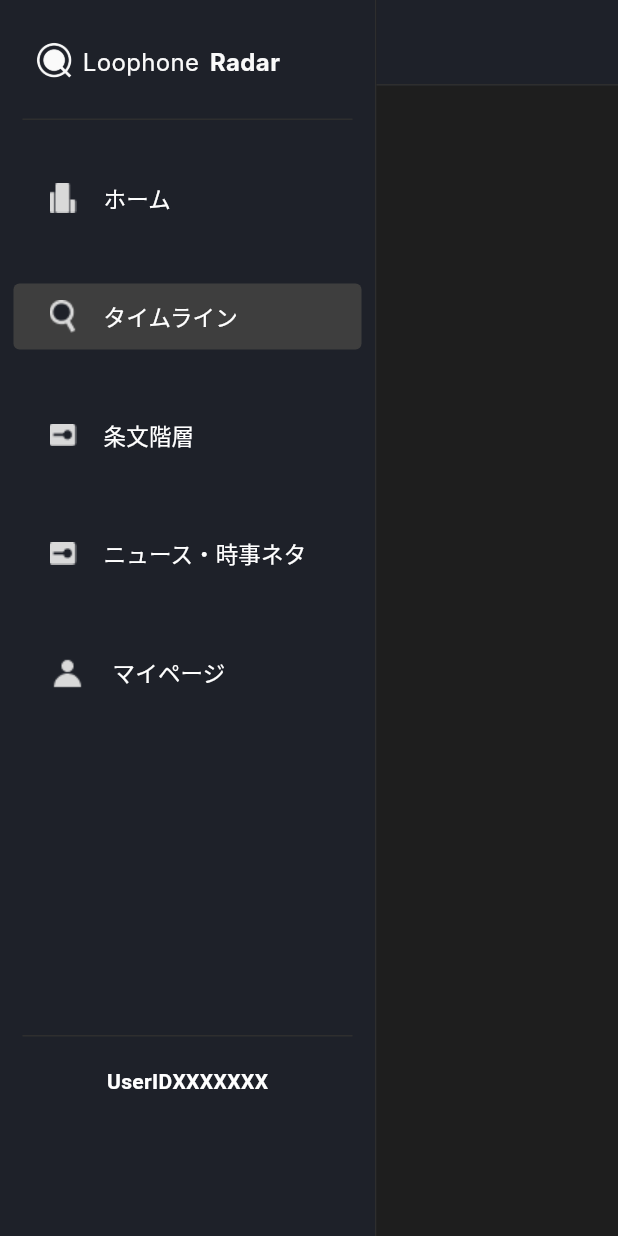
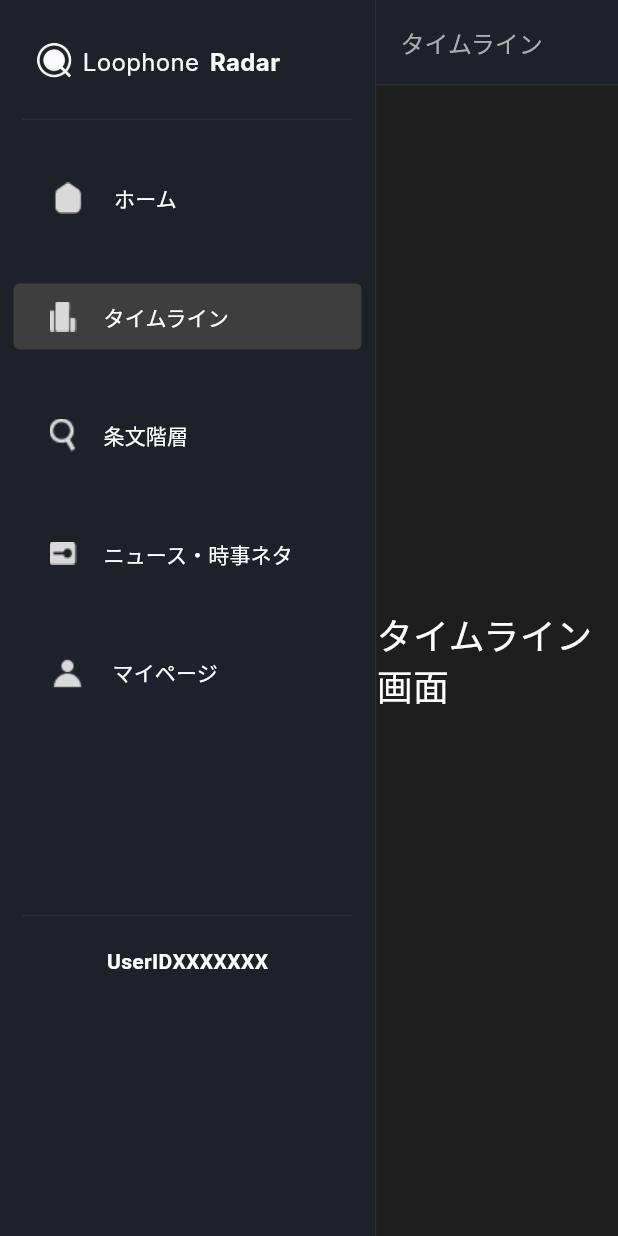
Before and after one commit to yushi-ie/hourei-frontend, a Flutter app: the screen it shows after launch, after a tap on "タイムライン", on a phone screen of 412 x 824 dp. Run offline on Flutter 3.47's test engine with Material 3 defaults, Android fonts, the phone set to English and light mode, and no system bars; Roboto replaces fonts that are missing (Inter).

Commit message:
create_home_ui_detail

```diff
--- a/lib/screens/home_ui_screen.dart
+++ b/lib/screens/home_ui_screen.dart
@@ -1,4 +1,9 @@
 import 'package:flutter/material.dart';
+import 'package:hourei_flutter/screens/home_ui_screens/home_screen.dart';
+import 'package:hourei_flutter/screens/home_ui_screens/timeline_screen.dart';
+import 'package:hourei_flutter/screens/home_ui_screens/zyoubun_screen.dart';
+import 'package:hourei_flutter/screens/home_ui_screens/news_screen.dart';
+import 'package:hourei_flutter/screens/home_ui_screens/mypage_screen.dart';
 
 class HomeScreen extends StatefulWidget {
   const HomeScreen({super.key});
@@ -7,12 +12,52 @@ class HomeScreen extends StatefulWidget {
   State<HomeScreen> createState() => _HomeScreenState();
 }
 
+enum PageType {
+  // ページをここで管理
+  home,
+  timeline,
+  zyoubun,
+  news,
+  mypage,
+}
+
 class _HomeScreenState extends State<HomeScreen> {
+  PageType selectedPage = PageType.home;
   bool homeIsSelected = true;
   bool timelineIsSelected = false;
   bool newIsSelected = false;
   bool myPageIsSelected = false;
   bool zyoubunIsSelected = false;
+
+  Widget _buildRightContent() {
+    switch (selectedPage) {
+      case PageType.home:
+        return const HomeContent();
+      case PageType.timeline:
+        return const TimelineContent();
+      case PageType.zyoubun:
+        return const ZyoubunContent();
+      case PageType.news:
+        return const NewsContent();
+      case PageType.mypage:
+        return const MyPageContent();
+    }
+  }
+
+  String _getAppBarTitle() {
+    switch (selectedPage) {
+      case PageType.home:
+        return 'ホーム';
+      case PageType.timeline:
+        return 'タイムライン';
+      case PageType.zyoubun:
+        return '条文階層';
+      case PageType.news:
+        return 'ニュース・時事ネタ';
+      case PageType.mypage:
+        return 'マイページ';
+    }
+  }
 
   @override
   Widget build(BuildContext context) {
@@ -88,7 +133,10 @@ class _HomeScreenState extends State<HomeScreen> {
                           myPageIsSelected = false;
                           zyoubunIsSelected = false;
                         });
-                        // 議論画面に遷移する処理
+                        // ホーム画面に遷移する処理
+                        setState(() {
+                          selectedPage = PageType.home;
+                        });
                       },
                       style: ElevatedButton.styleFrom(
                           elevation: 0,
@@ -100,11 +148,11 @@ class _HomeScreenState extends State<HomeScreen> {
                               : const Color(0xFF1E2129)),
                       child: Row(children: [
                         Image.asset(
-                          'assets/giron.png',
+                          'assets/home.png',
                         ),
                         const SizedBox(width: 18),
                         const Text('ホーム',
-                            style: TextStyle(fontSize: 15, color: Colors.white))
+                            style: TextStyle(fontSize: 14, color: Colors.white))
                       ])),
                 ),
                 const SizedBox(height: 35),
@@ -121,6 +169,9 @@ class _HomeScreenState extends State<HomeScreen> {
                           zyoubunIsSelected = false;
                         });
                         // タイムラインの画面に遷移する処理
+                        setState(() {
+                          selectedPage = PageType.timeline;
+                        });
                       },
                       style: ElevatedButton.styleFrom(
                           elevation: 0,
@@ -132,11 +183,11 @@ class _HomeScreenState extends State<HomeScreen> {
                               : const Color(0xFF1E2129)),
                       child: Row(children: [
                         Image.asset(
-                          'assets/kensaku.png',
+                          'assets/giron.png',
                         ),
                         const SizedBox(width: 18),
                         const Text('タイムライン',
-                            style: TextStyle(fontSize: 15, color: Colors.white))
+                            style: TextStyle(fontSize: 14, color: Colors.white))
                       ])),
                 ),
                 const SizedBox(height: 35),
@@ -153,6 +204,9 @@ class _HomeScreenState extends State<HomeScreen> {
                           myPageIsSelected = false;
                         });
                         // 条文階層画面に遷移する処理
+                        setState(() {
+                          selectedPage = PageType.zyoubun;
+                        });
                       },
                       style: ElevatedButton.styleFrom(
                           elevation: 0,
@@ -164,11 +218,11 @@ class _HomeScreenState extends State<HomeScreen> {
                               : const Color(0xFF1E2129)),
                       child: Row(children: [
                         Image.asset(
-                          'assets/news.png',
+                          'assets/kensaku.png',
                         ),
                         const SizedBox(width: 18),
                         const Text('条文階層',
-                            style: TextStyle(fontSize: 15, color: Colors.white))
+                            style: TextStyle(fontSize: 14, color: Colors.white))
                       ])),
                 ),
                 const SizedBox(height: 35),
@@ -185,6 +239,9 @@ class _HomeScreenState extends State<HomeScreen> {
                           zyoubunIsSelected = false;
                         });
                         // ニュース画面に遷移する処理
+                        setState(() {
+                          selectedPage = PageType.news;
+                        });
                       },
                       style: ElevatedButton.styleFrom(
                           elevation: 0,
@@ -200,7 +257,7 @@ class _HomeScreenState extends State<HomeScreen> {
                         ),
                         const SizedBox(width: 18),
                         const Text('ニュース・時事ネタ',
-                            style: TextStyle(fontSize: 15, color: Colors.white))
+                            style: TextStyle(fontSize: 14, color: Colors.white))
                       ])),
                 ),
                 const SizedBox(height: 35),
@@ -217,6 +274,9 @@ class _HomeScreenState extends State<HomeScreen> {
                           zyoubunIsSelected = false;
                         });
                         // マイページ画面に遷移する処理
+                        setState(() {
+                          selectedPage = PageType.mypage;
+                        });
                       },
                       style: ElevatedButton.styleFrom(
                           elevation: 0,
@@ -232,10 +292,10 @@ class _HomeScreenState extends State<HomeScreen> {
                         ),
                         const SizedBox(width: 18),
                         const Text('マイページ',
-                            style: TextStyle(fontSize: 15, color: Colors.white))
+                            style: TextStyle(fontSize: 14, color: Colors.white))
                       ])),
                 ),
-                const SizedBox(height: 220),
+                const SizedBox(height: 140),
                 const Divider(
                   color: Color(0xFF2E2E2E),
                   thickness: 1,
@@ -245,12 +305,13 @@ class _HomeScreenState extends State<HomeScreen> {
                 ),
                 const SizedBox(height: 20),
                 const Text(
+                  // 一旦これ
                   'UserIDXXXXXXX',
                   style: TextStyle(
                     color: Colors.white,
                     fontWeight: FontWeight.w700,
                   ),
-                ) // 一旦これ
+                )
               ],
             ),
           ),
@@ -261,16 +322,18 @@ class _HomeScreenState extends State<HomeScreen> {
           appBar: AppBar(
             backgroundColor: const Color(0xFF1E2129),
             // 各画面ごとにText変更
-            // title: const Row(
-            //   mainAxisAlignment: MainAxisAlignment.start,
-            //   children: [
-            //     Text(
-            //       'ホーム',
-            //     )
-            //   ],
-            // ),
-            // titleTextStyle:
-            //     const TextStyle(color: Color(0xFFACACAC), fontSize: 15),
+            title: Row(mainAxisAlignment: MainAxisAlignment.start, children: [
+              Text(
+                _getAppBarTitle(),
+                style: const TextStyle(
+                  color: Color(0xFFACACAC),
+                  fontSize: 16,
+                  fontFamily: 'Inter',
+                ),
+              ),
+            ]),
+            titleTextStyle:
+                const TextStyle(color: Color(0xFFACACAC), fontSize: 15),
             bottom: const PreferredSize(
               preferredSize: Size.fromHeight(1),
               child: Divider(
@@ -280,6 +343,7 @@ class _HomeScreenState extends State<HomeScreen> {
               ),
             ),
           ),
+          body: _buildRightContent(),
         ))
       ]),
     );
--- /dev/null
+++ b/lib/screens/home_ui_screens/home_screen.dart
@@ -0,0 +1,57 @@
+import 'package:flutter/material.dart';
+
+class HomeContent extends StatelessWidget {
+  const HomeContent({super.key});
+
+  @override
+  Widget build(BuildContext context) {
+    return const Padding(
+      padding: EdgeInsets.only(top: 25, left: 30),
+      child: Row(
+        crossAxisAlignment: CrossAxisAlignment.start,
+        children: [
+          Column(
+            crossAxisAlignment: CrossAxisAlignment.start,
+            children: [
+              Text(
+                '最新の議論',
+                style: TextStyle(color: Colors.white, fontSize: 22),
+              ),
+              SizedBox(height: 10),
+              Text(
+                '最近盛り上がった議論を表示します',
+                style: TextStyle(color: Color(0xFFACACAC), fontSize: 14),
+              ),
+              // ここから下はバックエンドと連携次第で実装
+            ],
+          ),
+          SizedBox(width: 250),
+          SizedBox(
+            height: 600,
+            child: VerticalDivider(
+              width: 1,
+              thickness: 1,
+              color: Color(0xFF2E2E2E),
+            ),
+          ),
+          SizedBox(width: 35),
+          Column(
+            crossAxisAlignment: CrossAxisAlignment.start,
+            children: [
+              Text(
+                'AIと相談',
+                style: TextStyle(color: Colors.white, fontSize: 20),
+              ),
+              SizedBox(height: 10),
+              Text(
+                'AIに気軽に相談してみましょう',
+                style: TextStyle(color: Color(0xFFACACAC), fontSize: 12),
+              ),
+              // ここから下はバックエンドと連携次第で実装
+            ],
+          ),
+        ],
+      ),
+    );
+  }
+}
--- /dev/null
+++ b/lib/screens/home_ui_screens/mypage_screen.dart
@@ -0,0 +1,15 @@
+import 'package:flutter/material.dart';
+
+class MyPageContent extends StatelessWidget {
+  const MyPageContent({super.key});
+
+  @override
+  Widget build(BuildContext context) {
+    return const Center(
+      child: Text(
+        'ニュース画面',
+        style: TextStyle(color: Colors.white, fontSize: 24),
+      ),
+    );
+  }
+}
--- /dev/null
+++ b/lib/screens/home_ui_screens/news_screen.dart
@@ -0,0 +1,15 @@
+import 'package:flutter/material.dart';
+
+class NewsContent extends StatelessWidget {
+  const NewsContent({super.key});
+
+  @override
+  Widget build(BuildContext context) {
+    return const Center(
+      child: Text(
+        'ニュース画面',
+        style: TextStyle(color: Colors.white, fontSize: 24),
+      ),
+    );
+  }
+}
--- /dev/null
+++ b/lib/screens/home_ui_screens/timeline_screen.dart
@@ -0,0 +1,15 @@
+import 'package:flutter/material.dart';
+
+class TimelineContent extends StatelessWidget {
+  const TimelineContent({super.key});
+
+  @override
+  Widget build(BuildContext context) {
+    return const Center(
+      child: Text(
+        'タイムライン画面',
+        style: TextStyle(color: Colors.white, fontSize: 24),
+      ),
+    );
+  }
+}
--- /dev/null
+++ b/lib/screens/home_ui_screens/zyoubun_screen.dart
@@ -0,0 +1,15 @@
+import 'package:flutter/material.dart';
+
+class ZyoubunContent extends StatelessWidget {
+  const ZyoubunContent({super.key});
+
+  @override
+  Widget build(BuildContext context) {
+    return const Center(
+      child: Text(
+        '条文階層画面',
+        style: TextStyle(color: Colors.white, fontSize: 24),
+      ),
+    );
+  }
+}
```
Also changed, not shown: assets/home.png (added).
